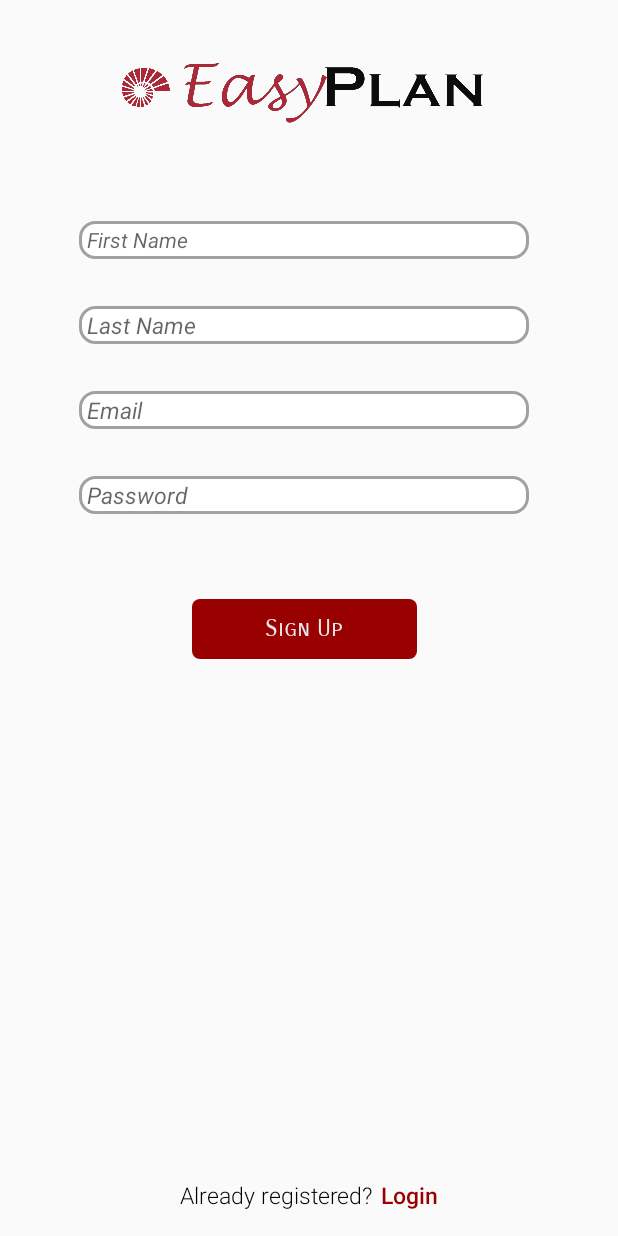
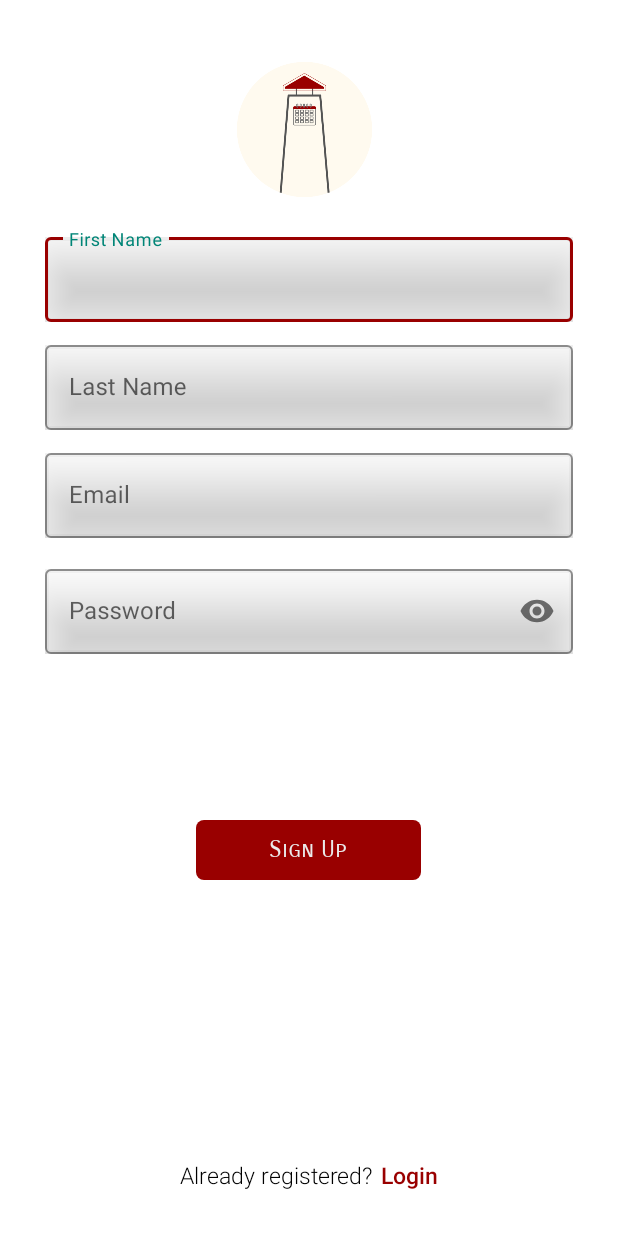
Before and after one commit to bgrsph/Easy-Plan, an Android app: the SignUp screen opened directly, with no data from a screen before it, on a phone screen of 412 x 824 dp. Run offline under Robolectric (Android 15) with nearby library versions, the light colour scheme and no system bars; our stand-ins replace Firebase (no records; nobody signed in at launch, a user with empty details on screens opened directly); Roboto replaces fonts that are not available here.

Commit message:
Updated Login, Signup textfields

```diff
--- a/EasyPlan/Android/app/src/main/java/com/example/easyplan/SignUp.java
+++ b/EasyPlan/Android/app/src/main/java/com/example/easyplan/SignUp.java
@@ -18,9 +18,12 @@ import android.widget.Toast;
 
 import com.google.android.gms.tasks.OnCompleteListener;
 import com.google.android.gms.tasks.Task;
+import com.google.android.material.textfield.TextInputLayout;
 import com.google.firebase.auth.AuthResult;
 import com.google.firebase.auth.FirebaseAuth;
 import com.google.firebase.auth.FirebaseUser;
+
+import org.w3c.dom.Text;
 
 import java.util.regex.Matcher;
 import java.util.regex.Pattern;
@@ -28,11 +31,11 @@ import java.util.regex.Pattern;
 public class SignUp extends AppCompatActivity {
 
     private FirebaseAuth auth;
-    EditText email, password, passwordAgain;
+    TextInputLayout email, password;
     Button signupButton;
     TextView error;
-    TextView firstName;
-    TextView lastName;
+    TextInputLayout firstName;
+    TextInputLayout lastName;
     TextView login;
 
     @Override
@@ -56,10 +59,10 @@ public class SignUp extends AppCompatActivity {
         signupButton.setOnClickListener(new View.OnClickListener() {
             @Override
             public void onClick(View v) {
-                String fName = firstName.getText().toString();
-                String lName = lastName.getText().toString();
-                String mail = email.getText().toString();
-                String pass = password.getText().toString();
+                String fName = firstName.getEditText().getText().toString();
+                String lName = lastName.getEditText().getText().toString();
+                String mail = email.getEditText().getText().toString();
+                String pass = password.getEditText().getText().toString();
                 if (fName.length() == 0) {
                     Toast.makeText(SignUp.this, "First name cannot be empty", Toast.LENGTH_SHORT).show();
                 } else if (lName.length() == 0) {
--- a/EasyPlan/Android/app/src/main/res/layout/content_sign_up.xml
+++ b/EasyPlan/Android/app/src/main/res/layout/content_sign_up.xml
@@ -6,8 +6,10 @@
     android:layout_width="match_parent"
     android:layout_height="match_parent"
     android:layout_gravity="center"
+    android:background="@color/white"
+    android:gravity="top"
     android:orientation="vertical"
-    android:gravity="top"
+    android:padding="30dp"
     android:weightSum="100"
     tools:context=".SignUp">
 
@@ -18,144 +20,132 @@
         android:layout_alignParentEnd="true"
         android:layout_marginEnd="6dp"
         android:layout_marginBottom="10dp"
+        android:layout_weight="15"
         android:gravity="center"
-        android:orientation="vertical"
-        android:layout_weight="15">
+        android:orientation="vertical">
 
         <ImageView
-            android:layout_width="300dp"
-            android:layout_height="50dp"
-            android:src="@drawable/logo1" />
+            android:layout_width="match_parent"
+            android:layout_height="match_parent"
+            android:src="@drawable/app_icon" />
 
     </LinearLayout>
+
     <LinearLayout
-        android:id="@+id/welcomeLayout1"
         android:layout_width="match_parent"
         android:layout_height="0dp"
-        android:layout_marginEnd="6dp"
-        android:gravity="center"
-        android:orientation="vertical"
-        android:layout_weight="7"
-        >
-        <EditText
+        android:layout_weight="50"
+        android:orientation="vertical">
+
+        <com.google.android.material.textfield.TextInputLayout
             android:id="@+id/firstName"
-            android:layout_width="300dp"
-            android:layout_height="25dp"
-            android:paddingLeft="5dp"
+            style="@style/Widget.MaterialComponents.TextInputLayout.OutlinedBox"
+            android:layout_width="match_parent"
+            android:layout_height="wrap_content"
+            android:layout_marginBottom="10dp"
+            android:gravity="center"
             android:hint="@string/firstname"
-            android:inputType="textPersonName"
-            android:layout_marginLeft="30dp"
-            android:layout_marginRight="30dp"
-            android:background="@drawable/text_style"
-            android:shadowColor="#F5F0F0"
-            android:textColor="#CFCFCF"
-            android:textSize="14dp"
-            android:textStyle="italic" />
+            android:orientation="vertical"
+            app:boxStrokeColor="@color/button_red">
 
+            <com.google.android.material.textfield.TextInputEditText
+                android:layout_width="match_parent"
+                android:layout_height="wrap_content"
+                android:elevation="20dp"
+                android:inputType="text" />
+        </com.google.android.material.textfield.TextInputLayout>
+
+        <com.google.android.material.textfield.TextInputLayout
+            android:id="@+id/lastName"
+            style="@style/Widget.MaterialComponents.TextInputLayout.OutlinedBox"
+            android:layout_width="match_parent"
+            android:layout_height="wrap_content"
+            android:layout_marginBottom="10dp"
+            android:gravity="center"
+            android:hint="@string/lastname"
+            android:orientation="vertical"
+            app:boxStrokeColor="@color/button_red">
+
+            <com.google.android.material.textfield.TextInputEditText
+                android:layout_width="match_parent"
+                android:layout_height="wrap_content"
+                android:elevation="20dp"
+                android:inputType="text" />
+        </com.google.android.material.textfield.TextInputLayout>
+
+        <com.google.android.material.textfield.TextInputLayout
+            android:id="@+id/email"
+            style="@style/Widget.MaterialComponents.TextInputLayout.OutlinedBox"
+            android:layout_width="match_parent"
+            android:layout_height="wrap_content"
+            android:layout_marginBottom="10dp"
+            android:gravity="center"
+            android:hint="@string/email"
+            android:orientation="vertical"
+            app:boxStrokeColor="@color/button_red">
+
+            <com.google.android.material.textfield.TextInputEditText
+                android:id="@+id/loginEmailEditText"
+                android:layout_width="match_parent"
+                android:layout_height="wrap_content"
+                android:elevation="20dp"
+                android:inputType="textEmailAddress" />
+        </com.google.android.material.textfield.TextInputLayout>
+
+        <com.google.android.material.textfield.TextInputLayout
+            android:id="@+id/password"
+            style="@style/Widget.MaterialComponents.TextInputLayout.OutlinedBox"
+            android:layout_width="match_parent"
+            android:layout_height="wrap_content"
+            android:layout_marginTop="5dp"
+            android:hint="@string/password"
+            android:transitionName="trans_password"
+            app:boxStrokeColor="@color/button_red"
+            app:passwordToggleEnabled="true">
+
+            <com.google.android.material.textfield.TextInputEditText
+                android:id="@+id/loginPasswordEditText"
+                android:layout_width="match_parent"
+                android:layout_height="wrap_content"
+                android:elevation="20dp"
+                android:inputType="textPassword" />
+        </com.google.android.material.textfield.TextInputLayout>
 
     </LinearLayout>
-    <LinearLayout
-        android:id="@+id/welcomeLayout2"
-        android:layout_width="match_parent"
-        android:layout_height="0dp"
-        android:layout_marginEnd="6dp"
-        android:gravity="center"
-        android:orientation="vertical"
-        android:layout_weight="7">
 
-        <EditText
-            android:id="@+id/lastName"
-            android:layout_width="300dp"
-            android:layout_height="25dp"
-            android:layout_marginLeft="30dp"
-            android:layout_marginRight="30dp"
-            android:background="@drawable/text_style"
-            android:hint="@string/lastname"
-            android:inputType="textEmailAddress"
-            android:paddingLeft="5dp"
-            android:shadowColor="#F5F0F0"
-            android:textColor="#CFCFCF"
-            android:textSize="15dp"
-            android:textStyle="italic" />
-    </LinearLayout>
-    <LinearLayout
-        android:id="@+id/welcomeLayout3"
-        android:layout_width="match_parent"
-        android:layout_height="0dp"
-        android:layout_marginEnd="6dp"
-        android:gravity="center"
-        android:orientation="vertical"
-        android:layout_weight="7">
-        <EditText
-            android:id="@+id/email"
-            android:layout_marginLeft="30dp"
-            android:layout_marginRight="30dp"
-            android:background="@drawable/text_style"
-            android:layout_width="300dp"
-            android:layout_height="25dp"
-            android:paddingLeft="5dp"
-            android:hint="@string/email"
-            android:inputType="textEmailAddress"
-            android:shadowColor="#F5F0F0"
-            android:textColor="#CFCFCF"
-            android:textSize="15sp"
-            android:textStyle="italic" />
-    </LinearLayout>
-    <LinearLayout
-        android:id="@+id/welcomeLayout4"
-        android:layout_width="match_parent"
-        android:layout_height="0dp"
-        android:layout_marginEnd="6dp"
-        android:gravity="center"
-        android:orientation="vertical"
-        android:layout_weight="7"
-        >
-        <EditText
-            android:layout_marginLeft="30dp"
-            android:layout_marginRight="30dp"
-            android:background="@drawable/text_style"
-            android:paddingLeft="5dp"
-            android:id="@+id/password"
-            android:layout_width="300dp"
-            android:layout_height="25dp"
-            android:hint="@string/password"
-            android:inputType="textPassword"
-            android:shadowColor="#F5F0F0"
-            android:textColor="#CFCFCF"
-            android:textSize="15dp"
-            android:textStyle="italic" />
-    </LinearLayout>
     <LinearLayout
         android:id="@+id/welcomeLayout5"
         android:layout_width="match_parent"
         android:layout_height="0dp"
-        android:layout_marginEnd="6dp"
+        android:layout_weight="10"
         android:gravity="center"
-        android:orientation="vertical"
-        android:layout_weight="15">
+        android:orientation="vertical">
+
         <Button
             android:id="@+id/signupButton"
             android:layout_width="150dp"
             android:layout_height="40dp"
+            android:layout_gravity="center"
             android:background="@drawable/btn_main"
-            android:layout_gravity="center"
             android:clickable="true"
             android:enabled="true"
-            android:textColor="@color/textColorAlmostWhite"
             android:fontFamily="sans-serif-smallcaps"
             android:stateListAnimator="@null"
             android:text="@string/signup"
             android:textAllCaps="false"
+            android:textColor="@color/textColorAlmostWhite"
             android:textSize="15dp" />
 
 
     </LinearLayout>
+
     <LinearLayout
         android:layout_width="match_parent"
         android:layout_height="0dp"
-        android:layout_weight="40"
+        android:layout_weight="25"
         android:gravity="center"
         android:orientation="horizontal">
+
         <TextView
             android:layout_width="wrap_content"
             android:layout_height="wrap_content"
@@ -168,6 +158,7 @@
             android:textColorHighlight="#00B40000"
             android:textColorLink="#C8F9FBFF"
             android:textSize="15dp" />
+
         <TextView
             android:id="@+id/regLogin"
             android:layout_width="wrap_content"
```
Also changed, not shown: EasyPlan/Android/app/src/main/java/com/example/easyplan/LoginActivity.java (+10 -7 lines), EasyPlan/Android/app/src/main/res/layout/activity_login.xml (+138 -133 lines).
